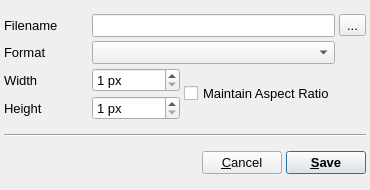
Before: the Qt Designer form src/gui/exportimage.ui in trisyoungs/aten, drawn with Qt 5.
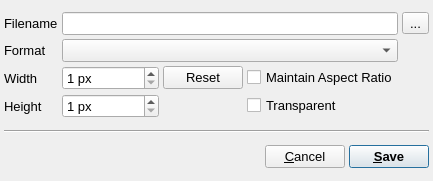
After: the same form once the commit is applied. Icons and pictures are not drawn.

Commit message: Added option to image saving for transparent background. Added Snapshot function (F12) to save image of current view. Modified AtenExportImage dialog to have private ui declaration, and exposed necessary info with member functions.

The edit to the form file:
```diff
--- a/src/gui/exportimage.ui
+++ b/src/gui/exportimage.ui
@@ -9,8 +9,8 @@
    <rect>
     <x>0</x>
     <y>0</y>
-    <width>370</width>
-    <height>190</height>
+    <width>433</width>
+    <height>181</height>
    </rect>
   </property>
   <property name="sizePolicy">
@@ -40,62 +40,79 @@
    </property>
    <item>
     <layout class="QGridLayout" name="gridLayout">
-     <item row="2" column="1">
-      <widget class="QSpinBox" name="ImageWidthSpin">
-       <property name="suffix">
-        <string> px</string>
-       </property>
-       <property name="minimum">
-        <number>1</number>
-       </property>
-       <property name="maximum">
-        <number>1000000</number>
-       </property>
-      </widget>
-     </item>
-     <item row="2" column="0">
-      <widget class="QLabel" name="label_2">
-       <property name="text">
-        <string>Width</string>
-       </property>
-      </widget>
-     </item>
-     <item row="1" column="1" colspan="2">
-      <widget class="QComboBox" name="ImageFormatCombo"/>
-     </item>
-     <item row="0" column="0">
-      <widget class="QLabel" name="FilenameLabel">
-       <property name="text">
-        <string>Filename</string>
-       </property>
-      </widget>
-     </item>
-     <item row="0" column="1" colspan="2">
-      <widget class="QLineEdit" name="FileNameEdit"/>
-     </item>
      <item row="1" column="0">
       <widget class="QLabel" name="label">
+       <property name="sizePolicy">
+        <sizepolicy hsizetype="Minimum" vsizetype="Preferred">
+         <horstretch>0</horstretch>
+         <verstretch>0</verstretch>
+        </sizepolicy>
+       </property>
        <property name="text">
         <string>Format</string>
        </property>
       </widget>
      </item>
-     <item row="0" column="3">
+     <item row="0" column="4">
       <widget class="QToolButton" name="SelectFileNameButton">
        <property name="text">
         <string>...</string>
        </property>
       </widget>
      </item>
-     <item row="3" column="0">
-      <widget class="QLabel" name="label_3">
+     <item row="1" column="1" colspan="3">
+      <widget class="QComboBox" name="ImageFormatCombo"/>
+     </item>
+     <item row="0" column="0">
+      <widget class="QLabel" name="FilenameLabel">
+       <property name="sizePolicy">
+        <sizepolicy hsizetype="Minimum" vsizetype="Preferred">
+         <horstretch>0</horstretch>
+         <verstretch>0</verstretch>
+        </sizepolicy>
+       </property>
        <property name="text">
-        <string>Height</string>
+        <string>Filename</string>
+       </property>
+      </widget>
+     </item>
+     <item row="0" column="1" colspan="3">
+      <widget class="QLineEdit" name="FileNameEdit"/>
+     </item>
+     <item row="2" column="1">
+      <widget class="QSpinBox" name="ImageWidthSpin">
+       <property name="sizePolicy">
+        <sizepolicy hsizetype="Expanding" vsizetype="Fixed">
+         <horstretch>0</horstretch>
+         <verstretch>0</verstretch>
+        </sizepolicy>
+       </property>
+       <property name="suffix">
+        <string> px</string>
+       </property>
+       <property name="minimum">
+        <number>1</number>
+       </property>
+       <property name="maximum">
+        <number>1000000</number>
+       </property>
+      </widget>
+     </item>
+     <item row="3" column="3">
+      <widget class="QCheckBox" name="TransparentCheck">
+       <property name="text">
+        <string>Transparent</string>
        </property>
       </widget>
      </item>
      <item row="3" column="1">
       <widget class="QSpinBox" name="ImageHeightSpin">
+       <property name="sizePolicy">
+        <sizepolicy hsizetype="Expanding" vsizetype="Fixed">
+         <horstretch>0</horstretch>
+         <verstretch>0</verstretch>
+        </sizepolicy>
+       </property>
        <property name="suffix">
         <string> px</string>
        </property>
@@ -107,13 +124,46 @@
        </property>
       </widget>
      </item>
-     <item row="2" column="2" rowspan="2">
+     <item row="2" column="0">
+      <widget class="QLabel" name="label_2">
+       <property name="sizePolicy">
+        <sizepolicy hsizetype="Minimum" vsizetype="Preferred">
+         <horstretch>0</horstretch>
+         <verstretch>0</verstretch>
+        </sizepolicy>
+       </property>
+       <property name="text">
+        <string>Width</string>
+       </property>
+      </widget>
+     </item>
+     <item row="2" column="3">
       <widget class="QCheckBox" name="MaintainAspectRatioCheck">
        <property name="text">
         <string>Maintain Aspect Ratio</string>
        </property>
       </widget>
      </item>
+     <item row="3" column="0">
+      <widget class="QLabel" name="label_3">
+       <property name="sizePolicy">
+        <sizepolicy hsizetype="Minimum" vsizetype="Preferred">
+         <horstretch>0</horstretch>
+         <verstretch>0</verstretch>
+        </sizepolicy>
+       </property>
+       <property name="text">
+        <string>Height</string>
+       </property>
+      </widget>
+     </item>
+     <item row="2" column="2">
+      <widget class="QPushButton" name="ResetToCurrentButton">
+       <property name="text">
+        <string>Reset</string>
+       </property>
+      </widget>
+     </item>
     </layout>
    </item>
    <item>
```
Left out of the diff: 12 changed lines with no effect on the pictures. The commit also changes 14 other files.
